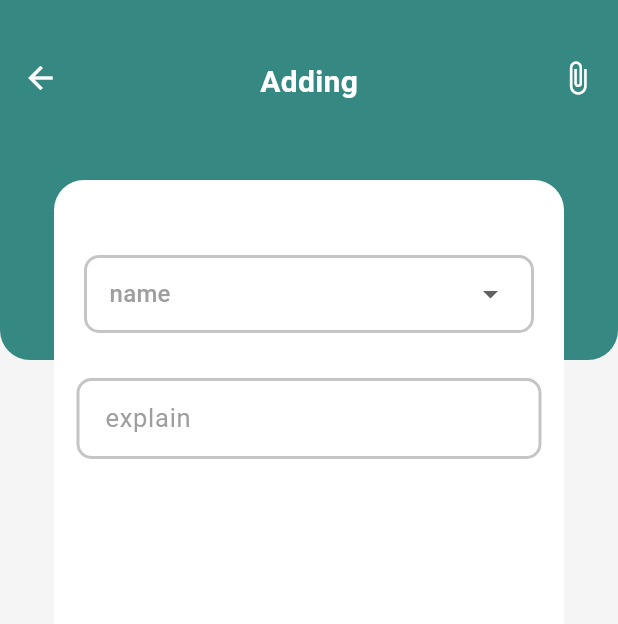
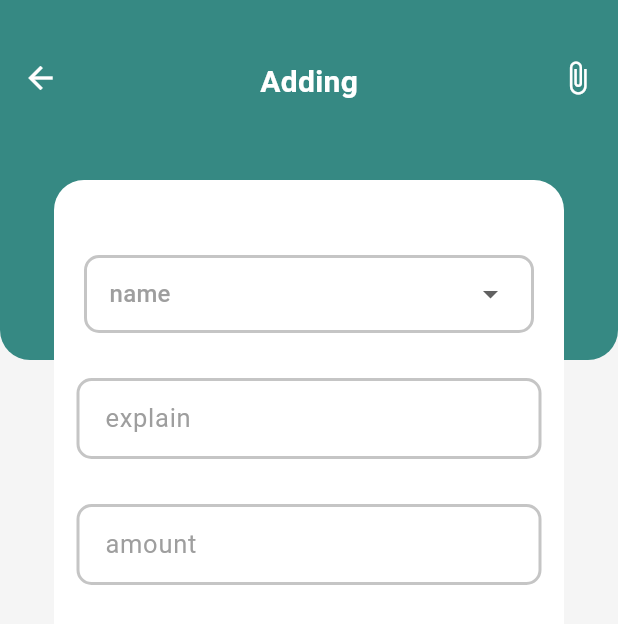
Before and after one commit to ttnppedr/first-finance-app, a Flutter app: the AddScreen screen opened directly, on a phone screen of 412 x 824 dp. Shown: the top 624 px of the screen. Run offline on Flutter 3.47's test engine with Material 3 defaults, Android fonts, the phone set to English and light mode, and no system bars; our stand-ins replace syncfusion_flutter_charts.

Commit message:
Add amount in add screen

```diff
--- a/lib/widgets/add.dart
+++ b/lib/widgets/add.dart
@@ -11,6 +11,8 @@ class _AddScreenState extends State<AddScreen> {
   String? selectedItem;
   final TextEditingController explainC = TextEditingController();
   FocusNode ex = FocusNode();
+  final TextEditingController amountC = TextEditingController();
+  FocusNode amount_ = FocusNode();
   final List<String> _item = [
     'Food',
     'Transfer',
@@ -60,7 +62,41 @@ class _AddScreenState extends State<AddScreen> {
           SizedBox(height: 30),
           explain(),
           SizedBox(height: 30),
+          amount(),
         ],
+      ),
+    );
+  }
+
+  Padding amount() {
+    return Padding(
+      padding: EdgeInsets.symmetric(horizontal: 15),
+      child: TextField(
+        keyboardType: TextInputType.number,
+        focusNode: amount_,
+        controller: amountC,
+        decoration: InputDecoration(
+          contentPadding: EdgeInsets.symmetric(horizontal: 15, vertical: 15),
+          labelText: 'amount',
+          labelStyle: TextStyle(
+            fontSize: 17,
+            color: Colors.grey.shade500,
+          ),
+          enabledBorder: OutlineInputBorder(
+            borderRadius: BorderRadius.circular(10),
+            borderSide: BorderSide(
+              width: 2,
+              color: Color(0xFFC5C5C5),
+            ),
+          ),
+          focusedBorder: OutlineInputBorder(
+            borderRadius: BorderRadius.circular(10),
+            borderSide: BorderSide(
+              width: 2,
+              color: Color(0xFF368983),
+            ),
+          ),
+        ),
       ),
     );
   }
```
